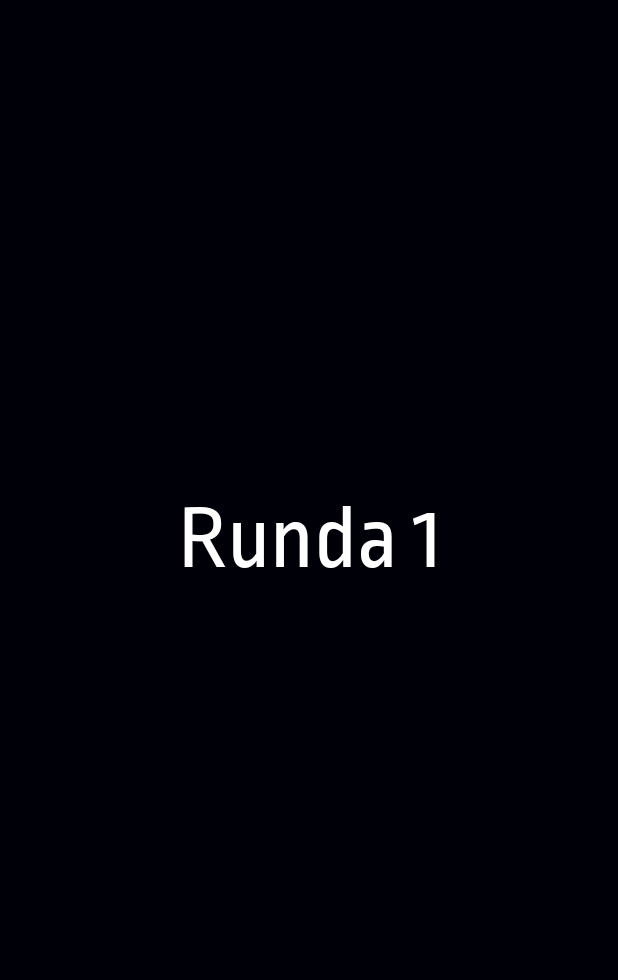
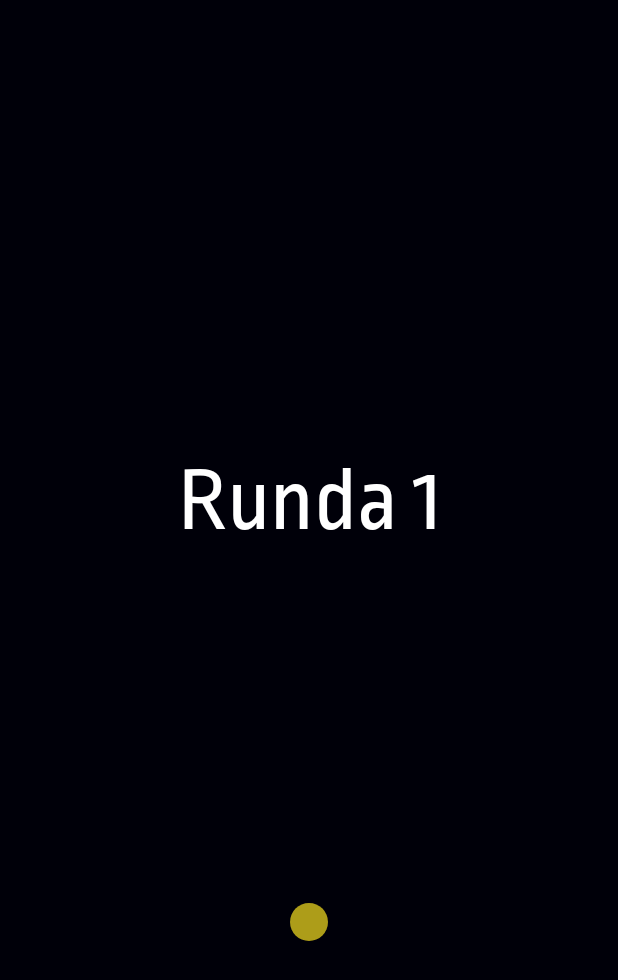
Before and after one commit to whycody/ZiemiaKopernika, an Android app: the RoundActivity screen opened directly, with no data from a screen before it, on a phone screen of 412 x 824 dp. Shown: the top 980 px of the screen. Run offline under Robolectric (Android 15) with nearby library versions, the phone set to English and light mode, and no system bars; 2 statements that could not run were skipped.

Commit message:
Added balance circle showing progress

```diff
--- a/app/src/main/java/pl/ziemiakopernika/ziemiakopernika/round/RoundActivity.java
+++ b/app/src/main/java/pl/ziemiakopernika/ziemiakopernika/round/RoundActivity.java
@@ -1,7 +1,6 @@
 package pl.ziemiakopernika.ziemiakopernika.round;
 
-import android.app.Activity;
-import android.content.Intent;
+import android.graphics.drawable.Drawable;
 import android.support.v7.app.AppCompatActivity;
 import android.os.Bundle;
 import android.view.View;
@@ -9,13 +8,13 @@ import android.widget.LinearLayout;
 import android.widget.TextView;
 
 import pl.ziemiakopernika.ziemiakopernika.R;
-import pl.ziemiakopernika.ziemiakopernika.timer.Timer;
 import pl.ziemiakopernika.ziemiakopernika.timer.TimerImpl;
 import pl.ziemiakopernika.ziemiakopernika.timer.TimerReact;
 
 public class RoundActivity extends AppCompatActivity implements RoundView, TimerReact {
 
     private TextView roundView;
+    private View summaryView;
     private LinearLayout roundLayout;
     private RoundPresenter roundPresenter;
 
@@ -24,6 +23,7 @@ public class RoundActivity extends AppCompatActivity implements RoundView, Timer
         super.onCreate(savedInstanceState);
         setContentView(R.layout.activity_round);
         roundView = findViewById(R.id.round_view);
+        summaryView = findViewById(R.id.summary_view);
         roundLayout = findViewById(R.id.round_layout);
         roundPresenter = new RoundPresenterImpl(this, this);
         roundPresenter.onCreate();
@@ -42,6 +42,11 @@ public class RoundActivity extends AppCompatActivity implements RoundView, Timer
     }
 
     @Override
+    public void setSummaryViewBackground(Drawable drawable) {
+        summaryView.setBackground(drawable);
+    }
+
+    @Override
     public void onTick(long l) {
 
     }
--- a/app/src/main/java/pl/ziemiakopernika/ziemiakopernika/round/RoundPresenterImpl.java
+++ b/app/src/main/java/pl/ziemiakopernika/ziemiakopernika/round/RoundPresenterImpl.java
@@ -16,7 +16,7 @@ public class RoundPresenterImpl implements RoundPresenter {
     private Activity activity;
     private RoundView roundView;
     private SetOfQuestions setOfQuestions;
-    private int numberOfQuestion, reuqestCode;
+    private int numberOfQuestion, reuqestCode, balance;
 
     public RoundPresenterImpl(Activity activity, RoundView roundView){
         this.activity = activity;
@@ -50,20 +50,20 @@ public class RoundPresenterImpl implements RoundPresenter {
     @Override
     public void onFinish() {
         activity.setResult(Activity.RESULT_OK);
-        if(reuqestCode==1){
-            Intent intent = new Intent(activity, SummaryActivity.class);
-            intent.putExtra(MainPresenterImpl.QUESTION_SET, setOfQuestions);
-            activity.startActivity(intent);
-        }
+        if(reuqestCode==1)
+            startSummaryActivity();
         activity.finish();
     }
 
     private void startSummaryActivity(){
-
+        Intent intent = new Intent(activity, SummaryActivity.class);
+        intent.putExtra(MainPresenterImpl.QUESTION_SET, setOfQuestions);
+        activity.startActivity(intent);
     }
 
     private void addViewsToLinearLayout(){
         addCorrectAndUncorrectViews();
+        setSummaryViewDrawable();
         addDefaultViews();
     }
 
@@ -72,12 +72,24 @@ public class RoundPresenterImpl implements RoundPresenter {
             View view = getDefaultView();
             int correctAnswer = setOfQuestions.getAnswers().get(i).getSetOfAnswers().get(0);
             int choosedAnswer = setOfQuestions.getAnswers().get(i).getChoosedAnswer();
-            if(choosedAnswer==correctAnswer)
+            if(choosedAnswer==correctAnswer) {
                 view.setBackground(activity.getResources().getDrawable(R.drawable.circle_button_green));
-            else
+                balance++;
+            }else {
                 view.setBackground(activity.getResources().getDrawable(R.drawable.circle_button_red));
+                balance--;
+            }
             roundView.addViewToLinearLayout(view);
         }
+    }
+
+    private void setSummaryViewDrawable(){
+        if(balance>0)
+            roundView.setSummaryViewBackground(activity.getDrawable(R.drawable.circle_button_green));
+        else if(balance == 0)
+            roundView.setSummaryViewBackground(activity.getDrawable(R.drawable.circle_button_yellow));
+        else
+            roundView.setSummaryViewBackground(activity.getDrawable(R.drawable.circle_button_red));
     }
 
     private void addDefaultViews(){
--- a/app/src/main/java/pl/ziemiakopernika/ziemiakopernika/round/RoundView.java
+++ b/app/src/main/java/pl/ziemiakopernika/ziemiakopernika/round/RoundView.java
@@ -1,5 +1,6 @@
 package pl.ziemiakopernika.ziemiakopernika.round;
 
+import android.graphics.drawable.Drawable;
 import android.view.View;
 
 public interface RoundView {
@@ -7,4 +8,6 @@ public interface RoundView {
     void setRoundText(String roundText);
 
     void addViewToLinearLayout(View view);
+
+    void setSummaryViewBackground(Drawable drawable);
 }
--- /dev/null
+++ b/app/src/main/res/drawable/circle_button_yellow.xml
@@ -0,0 +1,8 @@
+<?xml version="1.0" encoding="utf-8"?>
+<shape xmlns:android="http://schemas.android.com/apk/res/android"
+    android:shape="oval"
+    android:innerRadiusRatio="2.5">
+
+    <solid android:color="@color/colorAccentDark"/>
+
+</shape>
--- a/app/src/main/res/layout/activity_round.xml
+++ b/app/src/main/res/layout/activity_round.xml
@@ -11,7 +11,7 @@
         android:id="@+id/round_view"
         android:layout_width="0dp"
         android:layout_height="wrap_content"
-        android:layout_marginBottom="100dp"
+        android:layout_marginBottom="150dp"
         android:fontFamily="@font/ropasans"
         android:gravity="center"
         android:textColor="@android:color/white"
@@ -33,5 +33,15 @@
         app:layout_constraintStart_toStartOf="parent"
         app:layout_constraintTop_toBottomOf="@+id/round_view" />
 
+    <View
+        android:id="@+id/summary_view"
+        android:layout_width="25dp"
+        android:layout_height="25dp"
+        android:layout_marginTop="32dp"
+        app:layout_constraintBottom_toBottomOf="parent"
+        app:layout_constraintEnd_toEndOf="parent"
+        app:layout_constraintStart_toStartOf="parent"
+        app:layout_constraintTop_toBottomOf="@+id/round_view" />
+
 
 </android.support.constraint.ConstraintLayout>
```
